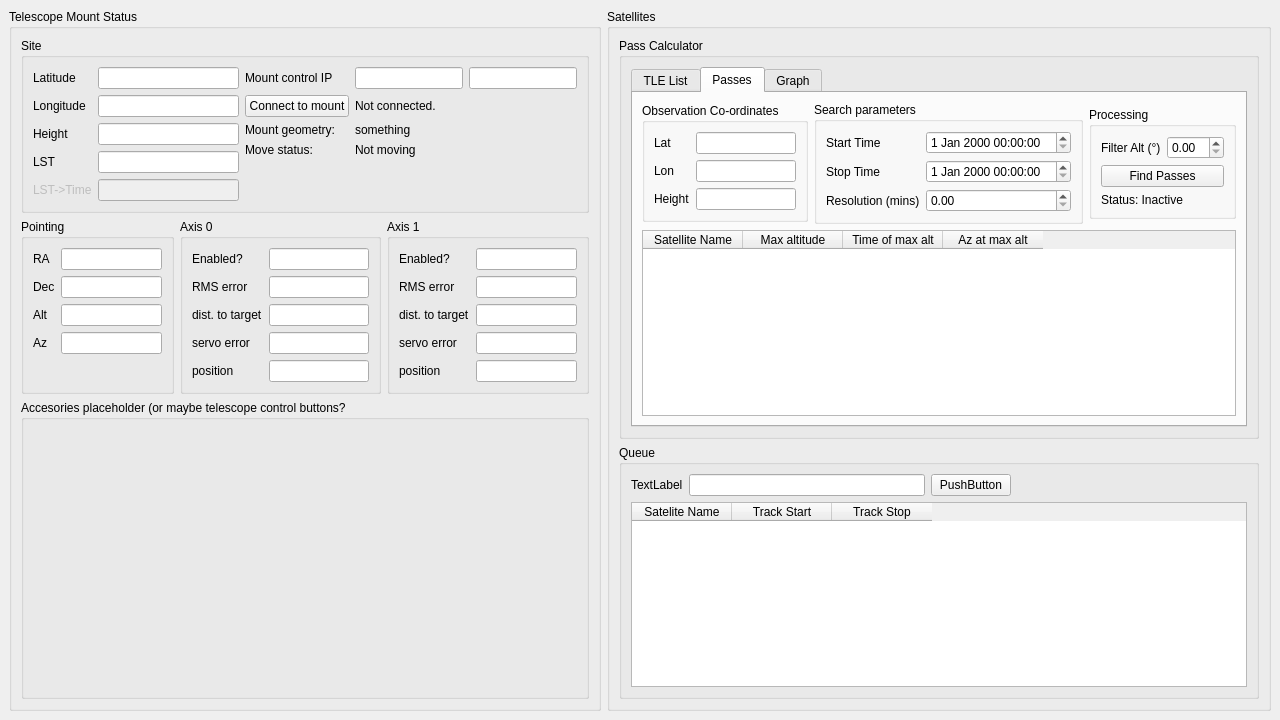
Old version of the form mainwindow.ui in the repository dldlowndes/LD_QuarcOGS.
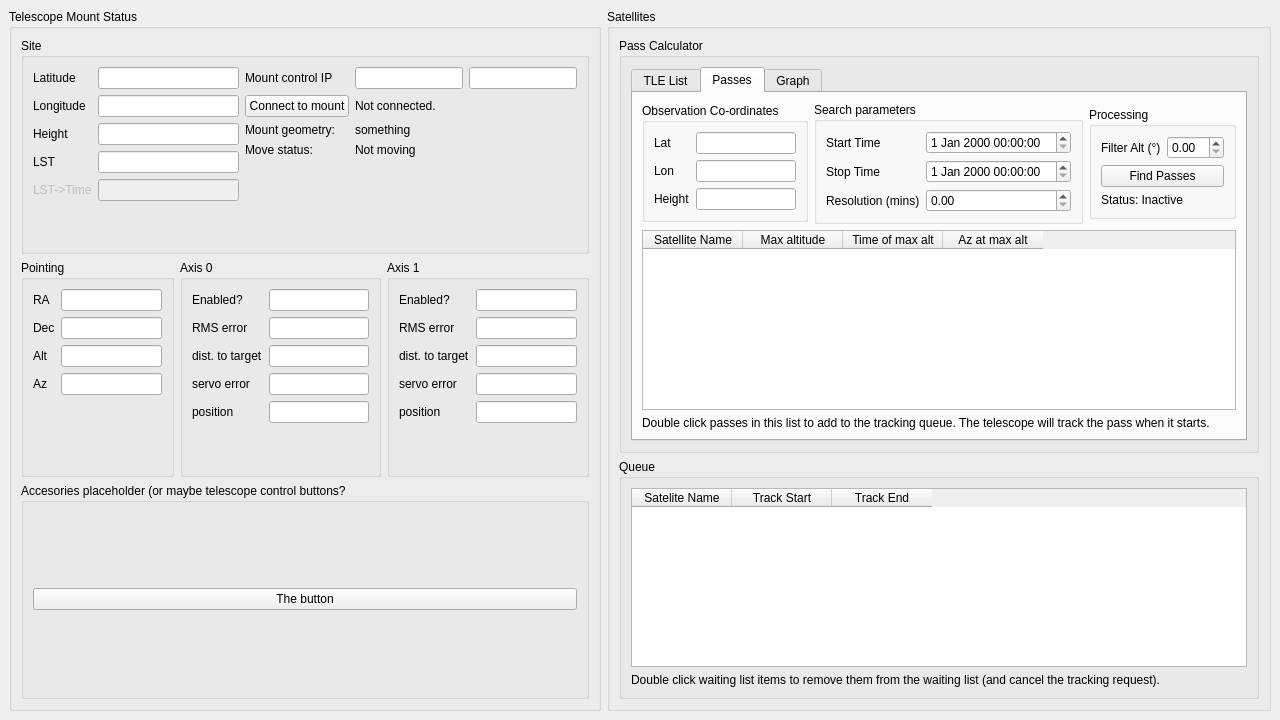
New version of the form.

Commit message: Imlemented TLE track waiting list. Auto removes from queue when the element fires.

```diff
--- a/mainwindow.ui
+++ b/mainwindow.ui
@@ -124,6 +124,30 @@
               <string>Passes</string>
              </attribute>
              <layout class="QGridLayout" name="gridLayout_13">
+              <item row="1" column="0">
+               <widget class="QTableWidget" name="table_Passes">
+                <column>
+                 <property name="text">
+                  <string>Satellite Name</string>
+                 </property>
+                </column>
+                <column>
+                 <property name="text">
+                  <string>Max altitude</string>
+                 </property>
+                </column>
+                <column>
+                 <property name="text">
+                  <string>Time of max alt</string>
+                 </property>
+                </column>
+                <column>
+                 <property name="text">
+                  <string>Az at max alt</string>
+                 </property>
+                </column>
+               </widget>
+              </item>
               <item row="0" column="0">
                <layout class="QHBoxLayout" name="horizontalLayout_3">
                 <item>
@@ -286,28 +310,11 @@
                 </item>
                </layout>
               </item>
-              <item row="1" column="0">
-               <widget class="QTableWidget" name="table_Passes">
-                <column>
-                 <property name="text">
-                  <string>Satellite Name</string>
-                 </property>
-                </column>
-                <column>
-                 <property name="text">
-                  <string>Max altitude</string>
-                 </property>
-                </column>
-                <column>
-                 <property name="text">
-                  <string>Time of max alt</string>
-                 </property>
-                </column>
-                <column>
-                 <property name="text">
-                  <string>Az at max alt</string>
-                 </property>
-                </column>
+              <item row="2" column="0">
+               <widget class="QLabel" name="label_2">
+                <property name="text">
+                 <string>Double click passes in this list to add to the tracking queue. The telescope will track the pass when it starts.</string>
+                </property>
                </widget>
               </item>
              </layout>
@@ -335,8 +342,8 @@
          <layout class="QGridLayout" name="gridLayout_6">
           <item row="0" column="0">
            <layout class="QGridLayout" name="gridLayout_3">
-            <item row="1" column="0">
-             <widget class="QTableWidget" name="tableWidget_3">
+            <item row="0" column="0">
+             <widget class="QTableWidget" name="table_Waiting">
               <column>
                <property name="text">
                 <string>Satelite Name</string>
@@ -349,44 +356,17 @@
               </column>
               <column>
                <property name="text">
-                <string>Track Stop</string>
+                <string>Track End</string>
                </property>
               </column>
              </widget>
             </item>
-            <item row="0" column="0">
-             <layout class="QHBoxLayout" name="horizontalLayout_2">
-              <item>
-               <widget class="QLabel" name="label_2">
-                <property name="text">
-                 <string>TextLabel</string>
-                </property>
-               </widget>
-              </item>
-              <item>
-               <widget class="QLineEdit" name="lineEdit_2"/>
-              </item>
-              <item>
-               <widget class="QPushButton" name="pushButton_2">
-                <property name="text">
-                 <string>PushButton</string>
-                </property>
-               </widget>
-              </item>
-              <item>
-               <spacer name="horizontalSpacer_2">
-                <property name="orientation">
-                 <enum>Qt::Horizontal</enum>
-                </property>
-                <property name="sizeHint" stdset="0">
-                 <size>
-                  <width>40</width>
-                  <height>20</height>
-                 </size>
-                </property>
-               </spacer>
-              </item>
-             </layout>
+            <item row="1" column="0">
+             <widget class="QLabel" name="label_3">
+              <property name="text">
+               <string>Double click waiting list items to remove them from the waiting list (and cancel the tracking request).</string>
+              </property>
+             </widget>
             </item>
            </layout>
           </item>
@@ -830,17 +810,11 @@
          </property>
          <layout class="QGridLayout" name="gridLayout_19">
           <item row="0" column="0">
-           <spacer name="verticalSpacer">
-            <property name="orientation">
-             <enum>Qt::Vertical</enum>
+           <widget class="QPushButton" name="button_Test">
+            <property name="text">
+             <string>The button</string>
             </property>
-            <property name="sizeHint" stdset="0">
-             <size>
-              <width>20</width>
-              <height>301</height>
-             </size>
-            </property>
-           </spacer>
+           </widget>
           </item>
          </layout>
         </widget>
```
The commit also changes 4 other files.
